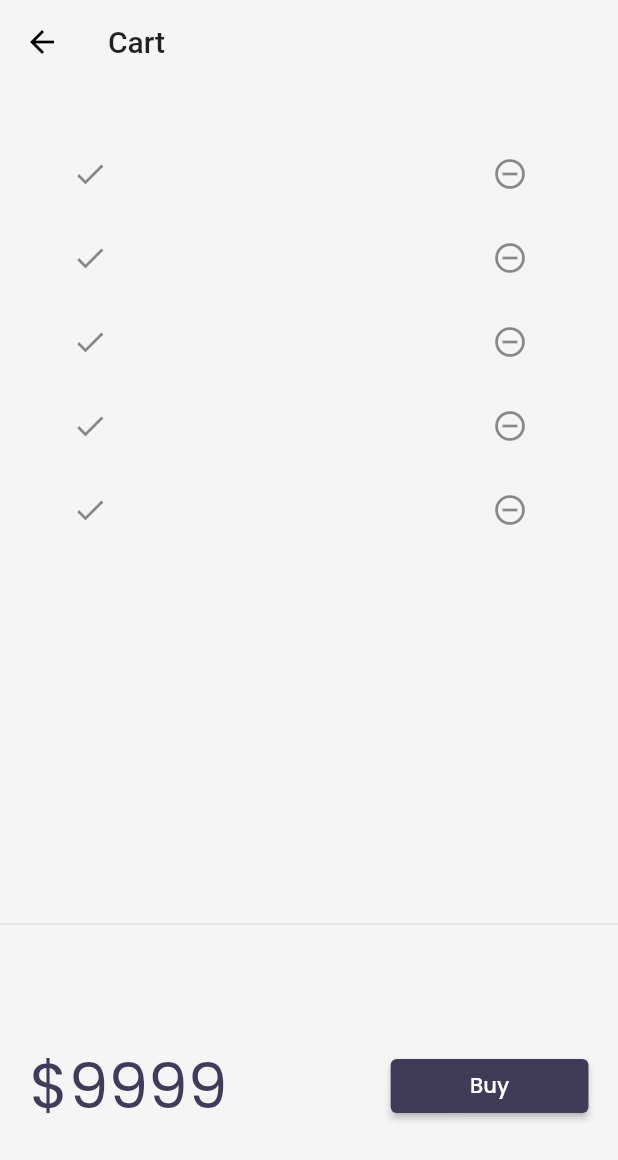
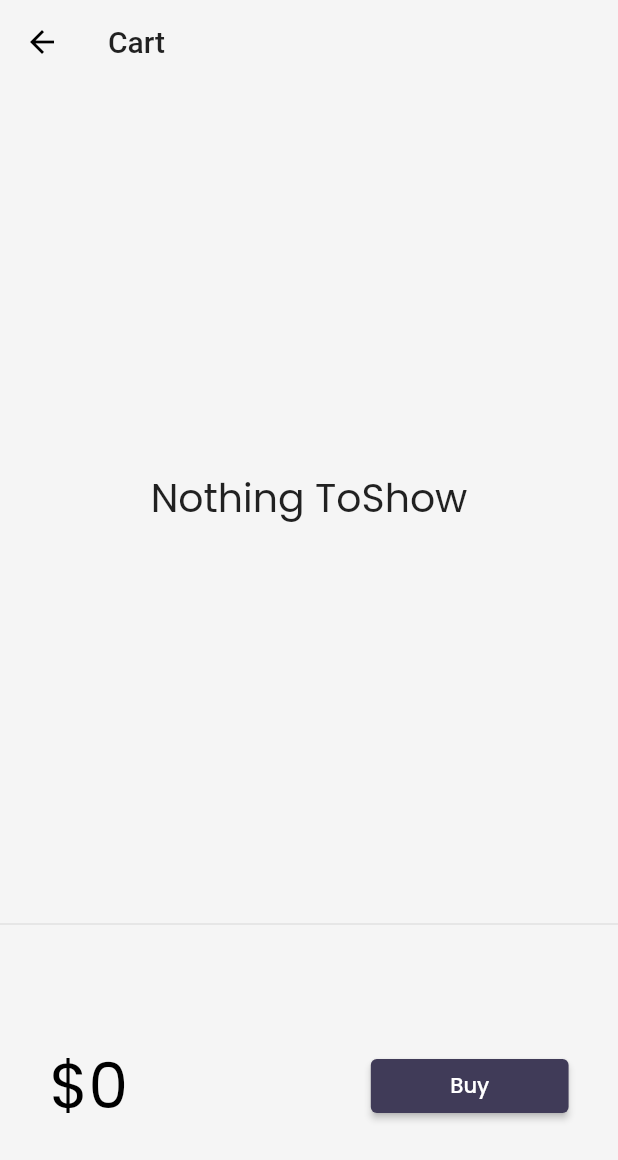
Before and after one commit to AkshayPathak01/catlog_app, a Flutter app: the CartPages screen opened by its route, on a phone screen of 412 x 824 dp. Shown: the top 1160 px of the screen. Run offline on Flutter 3.47's test engine with Material 2 defaults, Android fonts, the phone set to English and light mode, and no system bars; drawn by our look-alikes of velocity_x; our stand-ins replace google_fonts; missing offline and left inert: dart:html, dart:js; network calls fail.

Commit message:
add to cart using state

```diff
--- a/lib/main.dart
+++ b/lib/main.dart
@@ -4,9 +4,13 @@ import 'package:catlog_app/pages/login_page.dart';
 import 'package:catlog_app/utils/routes.dart';
 import 'package:catlog_app/widgets/themes.dart';
 import 'package:flutter/material.dart';
+import 'package:velocity_x/velocity_x.dart';
 
 void main() {
-  runApp(MyApp());
+  runApp(VxState(
+    child: MyApp(),
+    store: null,
+  ));
 }
 
 class MyApp extends StatelessWidget {
--- a/lib/pages/cart_pages.dart
+++ b/lib/pages/cart_pages.dart
@@ -1,3 +1,4 @@
+import 'package:catlog_app/Model/cart.dart';
 import 'package:catlog_app/widgets/themes.dart';
 import 'package:flutter/material.dart';
 import 'package:velocity_x/velocity_x.dart';
@@ -25,11 +26,13 @@ class CartPages extends StatelessWidget {
 class _CartTotal extends StatelessWidget {
   @override
   Widget build(BuildContext context) {
+    final _cart = CartModel();
+
     return SizedBox(
       child: Row(
         mainAxisAlignment: MainAxisAlignment.spaceAround,
         children: [
-          "\$9999".text.xl5.color(context.theme.accentColor).make(),
+          "\$${_cart.totalPrice}".text.xl5.color(Colors.black).make(),
           30.widthBox,
           ElevatedButton(
             onPressed: () {
@@ -56,15 +59,23 @@ class _CartList extends StatefulWidget {
 }
 
 class __CartListState extends State<_CartList> {
+  final _cart = CartModel();
   @override
   Widget build(BuildContext context) {
-    return ListView.builder(
-      itemCount: 5,
-      itemBuilder: (context, index) => ListTile(
-        leading: Icon(Icons.done),
-        trailing: IconButton(
-            onPressed: () {}, icon: Icon(Icons.remove_circle_outline)),
-      ),
-    );
+    return _cart.items.isEmpty
+        ? "Nothing ToShow".text.xl3.makeCentered()
+        : ListView.builder(
+            itemCount: _cart.items.length,
+            itemBuilder: (context, index) => ListTile(
+              title: _cart.items[index].name.text.make(),
+              leading: Icon(Icons.done),
+              trailing: IconButton(
+                  onPressed: () {
+                    _cart.remove(_cart.items[index]);
+                    setState(() {});
+                  },
+                  icon: Icon(Icons.remove_circle_outline)),
+            ),
+          );
   }
 }
--- a/lib/pages/login_page.dart
+++ b/lib/pages/login_page.dart
@@ -48,7 +48,7 @@ class _LoginPageState extends State<LoginPage> {
               Text(
                 "Welcome $name",
                 style: TextStyle(
-                    color: Colors.black,
+                    color: context.theme.accentColor,
                     fontSize: 24,
                     fontWeight: FontWeight.bold),
               ),
```
Also changed, not shown: lib/core/state.dart (added, +17 -0 lines), lib/pages/home_det_pages.dart (+2 -12 lines), lib/widgets/home_widget/Catlog_List.dart (+3 -11 lines), lib/widgets/home_widget/add_to_cart.dart (added, +43 -0 lines).
